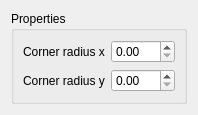
Qt form shapes/pathshapes/rectangle/RectangleShapeConfigWidget.ui (KDE/calligra) before a commit.
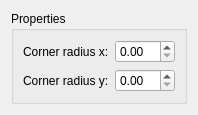
The same form after that commit. Custom widgets are drawn as their Qt base class.

```diff
--- a/shapes/pathshapes/rectangle/RectangleShapeConfigWidget.ui
+++ b/shapes/pathshapes/rectangle/RectangleShapeConfigWidget.ui
@@ -22,7 +22,7 @@
       <item row="0" column="0" >
        <widget class="QLabel" name="label" >
         <property name="text" >
-         <string>Corner radius x</string>
+         <string>Corner radius x:</string>
         </property>
        </widget>
       </item>
@@ -32,7 +32,7 @@
       <item row="1" column="0" >
        <widget class="QLabel" name="label_2" >
         <property name="text" >
-         <string>Corner radius y</string>
+         <string>Corner radius y:</string>
         </property>
        </widget>
       </item>
```
